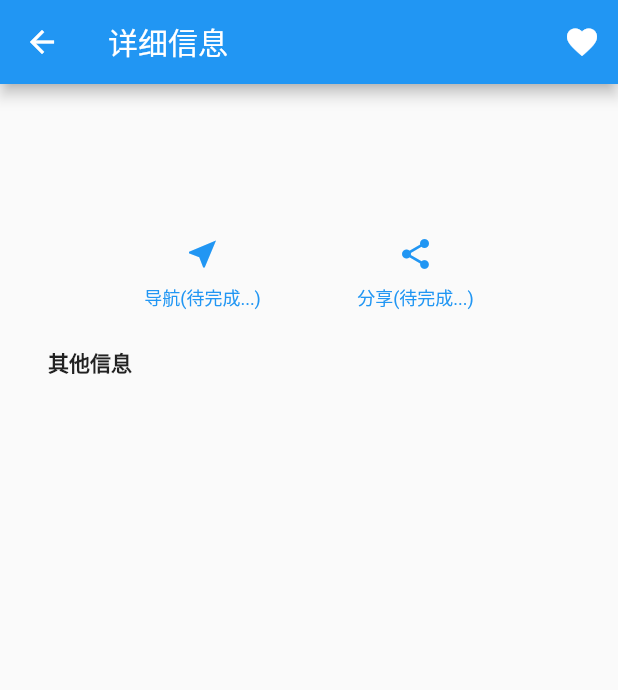
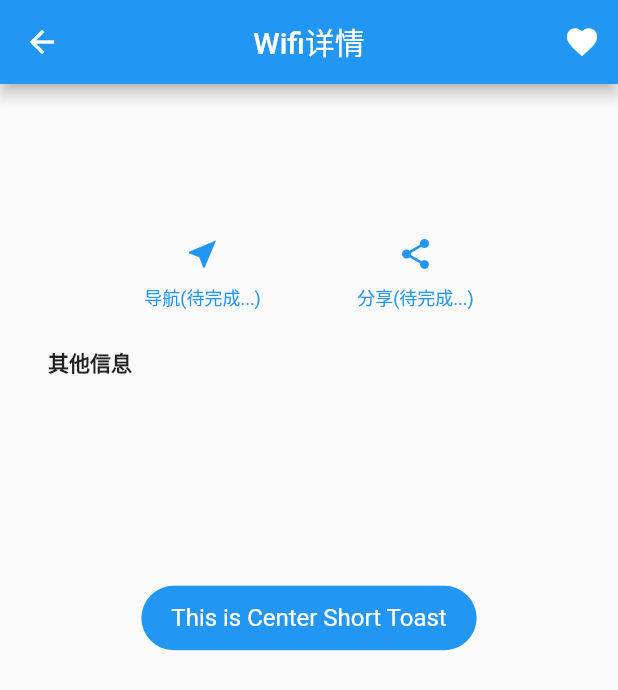
Before and after one commit to yushiwo/flutter_free_wifi, a Flutter app: the WifiDetailPage screen opened directly with empty values, after a tap on the "favorite" icon, on a phone screen of 412 x 824 dp. Shown: the top 690 px of the screen. Run offline on Flutter 3.47's test engine with Material 2 defaults, Android fonts, the phone set to English and light mode, and no system bars; our stand-ins replace fluttertoast, shared_preferences, sqflite; missing offline and left inert: amap_location, easy_alert, flutter_webview_plugin, simple_permissions; accounts and stored records are empty; network calls fail.

```diff
--- a/lib/modules/detail/WifiDetailPage.dart
+++ b/lib/modules/detail/WifiDetailPage.dart
@@ -1,13 +1,11 @@
 import 'package:amap_location/amap_location.dart';
 import 'package:amap_location/amap_location_option.dart';
 import 'package:flutter/material.dart';
-import 'package:fluttertoast/fluttertoast.dart';
 import 'package:shared_preferences/shared_preferences.dart';
 import '../global/model/wifi_model.dart'; // 导入model
-
+import 'package:fluttertoast/fluttertoast.dart';
 import 'package:simple_permissions/simple_permissions.dart';
 import 'package:easy_alert/easy_alert.dart';
-import 'package:fluttertoast/fluttertoast.dart';
 
 // 标题栏：标题，收藏和取消收藏按钮
 // wifi名称
@@ -34,10 +32,11 @@ class _WifiDetailPageState extends State<WifiDetailPage> {
 
     return Scaffold(
       appBar: AppBar(
-        title: Text("详细信息"),
+        centerTitle: true,
+        title: Text("Wifi详情"),
         actions: <Widget>[
           new IconButton(
-              icon: const Icon(Icons.favorite), onPressed: _handleFavButtonClicked),
+              icon: const Icon(Icons.favorite), onPressed: showToast),
         ],
       ),
       body: _refreshPage(widget.wifi),
@@ -142,6 +141,7 @@ class _WifiDetailPageState extends State<WifiDetailPage> {
     index ++;
   }
 
+  // 保存当前Wi-Fi信息到本地
   save() async {
     Future<SharedPreferences> prefs = SharedPreferences.getInstance();
     prefs.then((SharedPreferences preference) {
@@ -164,14 +164,14 @@ class _WifiDetailPageState extends State<WifiDetailPage> {
 //    userName.then((String userName) {
 //      print("数据获取成功：$userName");
 //    });
-
+//
 //    Util.save(widget.wifi);
 //
 //    Future<List<Wifi>> favWifiList = Util.getFavWifiList();
 //    favWifiList.then((List<Wifi> favWifiList){
 //      print("我的收藏内容是： " + favWifiList.toString());
 //    });
-
+//
 //    WifiProvider wifiProvider = new WifiProvider();
 //    try {
 //      Future<WifiProvider> p = wifiProvider.open();
@@ -187,14 +187,15 @@ class _WifiDetailPageState extends State<WifiDetailPage> {
 //        });
 //      });
 //    } catch (Exception) {}
-    _checkPermission();
 
-    await AMapLocationClient.startup(new AMapLocationOption(
-        desiredAccuracy: CLLocationAccuracy.kCLLocationAccuracyHundredMeters));
-    AMapLocation location = await AMapLocationClient.getLocation(true);
-    print('定位有没有： ');
-    print("latitude = " + location.latitude.toString());
-    print("longitude = " + location.longitude.toString());
+
+//    _checkPermission();
+//    await AMapLocationClient.startup(new AMapLocationOption(
+//        desiredAccuracy: CLLocationAccuracy.kCLLocationAccuracyHundredMeters));
+//    AMapLocation location = await AMapLocationClient.getLocation(true);
+//    print('定位有没有： ');
+//    print("latitude = " + location.latitude.toString());
+//    print("longitude = " + location.longitude.toString());
   }
 
   void _checkPermission() async {
@@ -221,4 +222,15 @@ class _WifiDetailPageState extends State<WifiDetailPage> {
   void handleDelete() async {
     var db = new WifiDatabaseHelper();
   }
+
+  void showToast() {
+    Fluttertoast.showToast(
+        msg: "This is Center Short Toast",
+        gravity: ToastGravity.CENTER,
+        timeInSecForIos: 1,
+        backgroundColor: Colors.blue,
+        textColor: Colors.white,
+        fontSize: 16.0
+    );
+  }
 }
```
Also changed, not shown: lib/modules/global/util/Util.dart (+14 -0 lines), lib/modules/h5/H5Page.dart (added, +62 -0 lines), lib/modules/home/HomePage.dart (+30 -20 lines), lib/modules/myproject/MyProjectPage.dart (added, +101 -0 lines), pubspec.yaml (+7 -1 lines), images/ic_logo_100.png (added), images/ic_logo_cbs.png (added), images/ic_logo_exchange.png (added), images/ic_logo_kada.png (added), images/ic_logo_otc.png (added), images/ic_logo_qlive.png (added), 1 other file.
